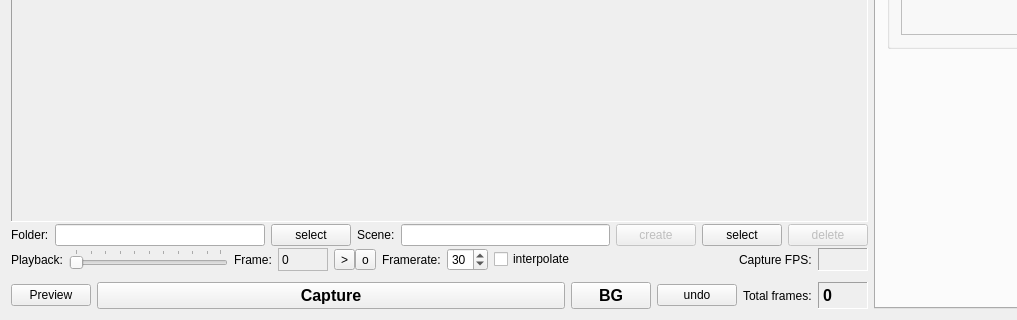
This is OpenStopMotion/trunk/gui/stopmocap.ui in pfedick/openstopmotion as Qt 5 draws it before an edit; both pictures show x 0 to 1017 and y 625 to 945 of the 1135 by 945 pixel window. The edited form follows.
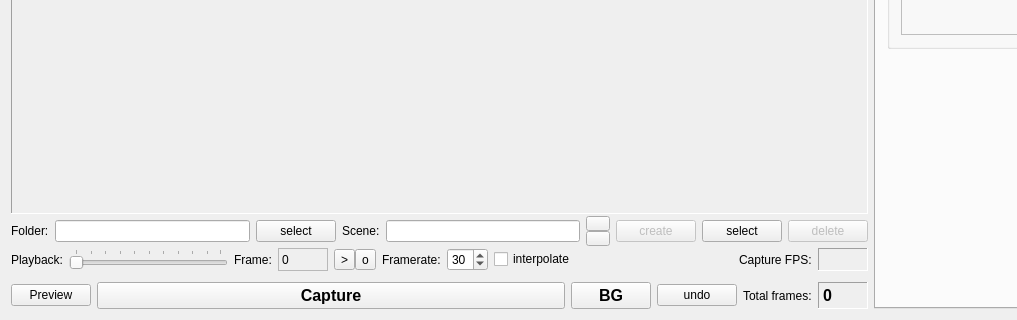
This is the edited form. Icons and pictures are not drawn. Custom widgets are drawn as their Qt base class.

What changed in the file:
```diff
--- a/OpenStopMotion/trunk/gui/stopmocap.ui
+++ b/OpenStopMotion/trunk/gui/stopmocap.ui
@@ -341,6 +341,45 @@
        <item>
         <widget class="QLineEdit" name="sceneName"/>
        </item>
+       <item>
+        <layout class="QVBoxLayout" name="verticalLayout_12">
+         <property name="spacing">
+          <number>0</number>
+         </property>
+         <property name="rightMargin">
+          <number>0</number>
+         </property>
+         <item>
+          <widget class="QToolButton" name="sceneUpButton">
+           <property name="text">
+            <string/>
+           </property>
+           <property name="iconSize">
+            <size>
+             <width>16</width>
+             <height>8</height>
+            </size>
+           </property>
+          </widget>
+         </item>
+         <item>
+          <widget class="QToolButton" name="sceneDownButton">
+           <property name="text">
+            <string/>
+           </property>
+           <property name="iconSize">
+            <size>
+             <width>16</width>
+             <height>8</height>
+            </size>
+           </property>
+           <property name="autoRaise">
+            <bool>false</bool>
+           </property>
+          </widget>
+         </item>
+        </layout>
+       </item>
        <item>
         <widget class="QPushButton" name="createScene">
          <property name="enabled">
```
